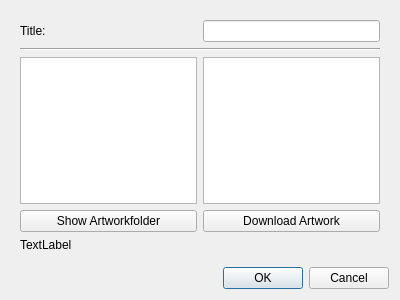
Old version of the form gameinfodialog.ui in the repository FusionLauncher/FusionClient.
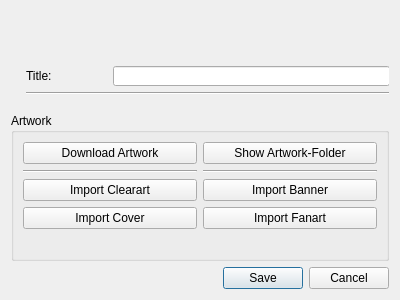
New version of the form.

Commit message: Add: Import Artwork Add: Switch Views Add: Link to Store

Diff of the .ui file:
```diff
--- a/gameinfodialog.ui
+++ b/gameinfodialog.ui
@@ -13,67 +13,129 @@
   <property name="windowTitle">
    <string>Dialog</string>
   </property>
-  <layout class="QGridLayout" name="gridLayout">
-   <item row="2" column="0">
-    <widget class="QDialogButtonBox" name="buttonBox">
-     <property name="orientation">
-      <enum>Qt::Horizontal</enum>
-     </property>
-     <property name="standardButtons">
-      <set>QDialogButtonBox::Cancel|QDialogButtonBox::Ok</set>
-     </property>
+  <layout class="QVBoxLayout" name="verticalLayout">
+   <item>
+    <widget class="QWidget" name="widget_2" native="true">
+     <widget class="QLabel" name="label">
+      <property name="geometry">
+       <rect>
+        <x>15</x>
+        <y>55</y>
+        <width>81</width>
+        <height>20</height>
+       </rect>
+      </property>
+      <property name="text">
+       <string>Title:</string>
+      </property>
+     </widget>
+     <widget class="QLineEdit" name="lineEdit">
+      <property name="geometry">
+       <rect>
+        <x>102</x>
+        <y>55</y>
+        <width>277</width>
+        <height>20</height>
+       </rect>
+      </property>
+     </widget>
+     <widget class="Line" name="line">
+      <property name="geometry">
+       <rect>
+        <x>15</x>
+        <y>81</y>
+        <width>364</width>
+        <height>3</height>
+       </rect>
+      </property>
+      <property name="orientation">
+       <enum>Qt::Horizontal</enum>
+      </property>
+     </widget>
     </widget>
    </item>
-   <item row="0" column="0">
-    <widget class="QWidget" name="widget" native="true">
-     <layout class="QGridLayout" name="gridLayout_2">
-      <item row="3" column="0">
-       <widget class="QPushButton" name="showFolderButton">
+   <item>
+    <widget class="QGroupBox" name="groupBox">
+     <property name="title">
+      <string>Artwork</string>
+     </property>
+     <layout class="QGridLayout" name="gridLayout">
+      <item row="5" column="1">
+       <widget class="QPushButton" name="importBannerButton">
         <property name="text">
-         <string>Show Artworkfolder</string>
+         <string>Import Banner</string>
         </property>
        </widget>
       </item>
-      <item row="1" column="0" colspan="2">
-       <widget class="Line" name="line">
-        <property name="orientation">
-         <enum>Qt::Horizontal</enum>
+      <item row="6" column="1">
+       <widget class="QPushButton" name="importFanartButton">
+        <property name="text">
+         <string>Import Fanart</string>
         </property>
        </widget>
       </item>
-      <item row="0" column="1">
-       <widget class="QLineEdit" name="lineEdit"/>
+      <item row="6" column="0">
+       <widget class="QPushButton" name="importCoverButton">
+        <property name="text">
+         <string>Import Cover</string>
+        </property>
+       </widget>
       </item>
-      <item row="2" column="0">
-       <widget class="QGraphicsView" name="graphicsView"/>
+      <item row="5" column="0">
+       <widget class="QPushButton" name="importClearartButton">
+        <property name="text">
+         <string>Import Clearart</string>
+        </property>
+       </widget>
       </item>
-      <item row="0" column="0">
-       <widget class="QLabel" name="label">
+      <item row="1" column="1">
+       <widget class="QPushButton" name="ShowArtworkFolder">
         <property name="text">
-         <string>Title:</string>
+         <string>Show Artwork-Folder</string>
         </property>
        </widget>
       </item>
-      <item row="3" column="1">
+      <item row="1" column="0">
        <widget class="QPushButton" name="downloadArtButton">
         <property name="text">
          <string>Download Artwork</string>
         </property>
        </widget>
       </item>
-      <item row="2" column="1">
-       <widget class="QGraphicsView" name="graphicsView_2"/>
-      </item>
-      <item row="4" column="0">
+      <item row="7" column="1">
        <widget class="QLabel" name="label_2">
         <property name="text">
-         <string>TextLabel</string>
+         <string/>
+        </property>
+       </widget>
+      </item>
+      <item row="2" column="1">
+       <widget class="Line" name="line_2">
+        <property name="orientation">
+         <enum>Qt::Horizontal</enum>
+        </property>
+       </widget>
+      </item>
+      <item row="2" column="0">
+       <widget class="Line" name="line_3">
+        <property name="orientation">
+         <enum>Qt::Horizontal</enum>
         </property>
        </widget>
       </item>
      </layout>
     </widget>
    </item>
+   <item>
+    <widget class="QDialogButtonBox" name="buttonBox">
+     <property name="orientation">
+      <enum>Qt::Horizontal</enum>
+     </property>
+     <property name="standardButtons">
+      <set>QDialogButtonBox::Cancel|QDialogButtonBox::Save</set>
+     </property>
+    </widget>
+   </item>
   </layout>
  </widget>
  <resources/>
```
Left out of the diff: 8 changed lines with no effect on the pictures. The commit also changes 9 other files.
